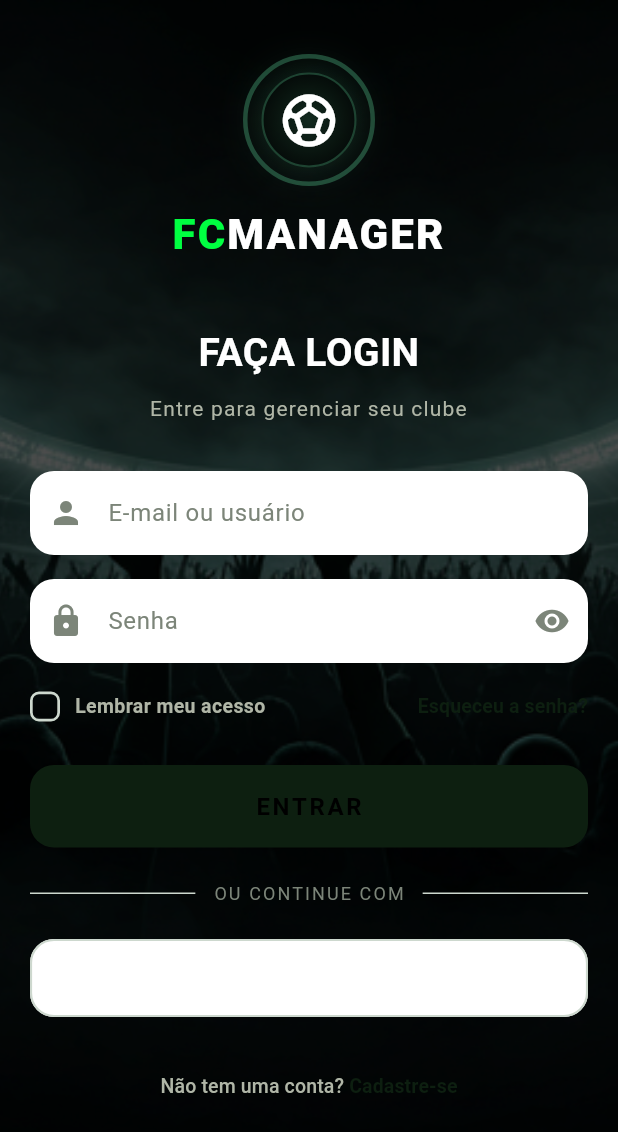
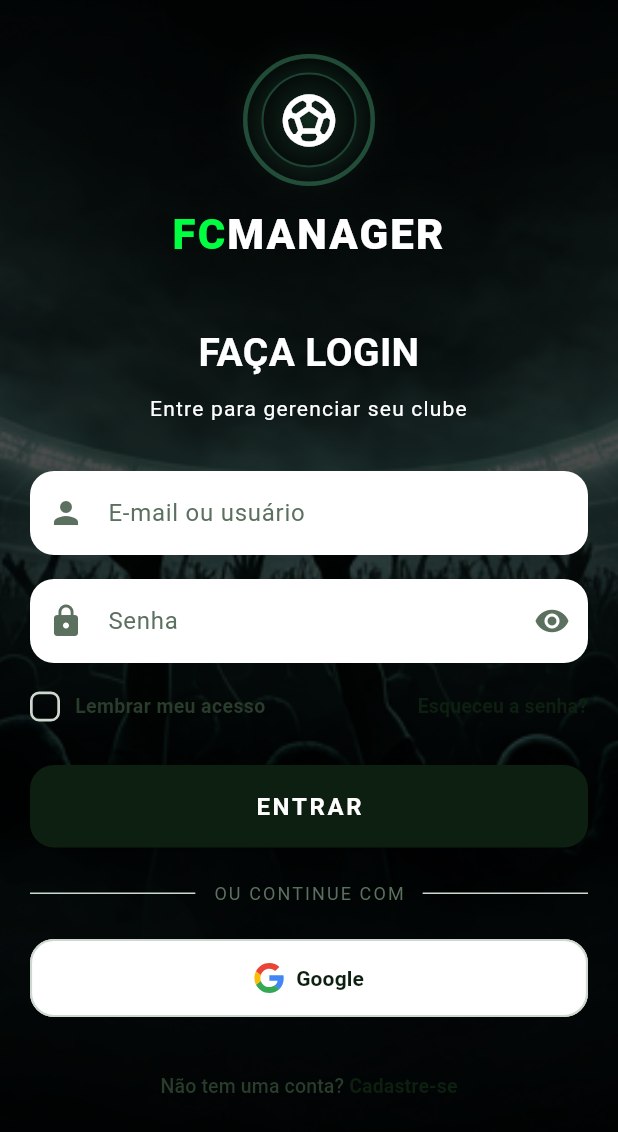
Before and after one commit to adriancostasantiago/appfifamanager, a Flutter app: the screen it shows after launch, on a phone screen of 412 x 824 dp. Shown: the top 1132 px of the screen. Run offline on Flutter 3.47's test engine with Material 3 defaults, Android fonts, the phone set to English and light mode, and no system bars; our stand-ins replace confetti, flutter_svg, shared_preferences.

Commit message:
Adicionado o logo do google e numeracao do mock dos jogadores

```diff
--- a/fifamanager/lib/core/theme/app_theme.dart
+++ b/fifamanager/lib/core/theme/app_theme.dart
@@ -44,6 +44,7 @@ class FCColors extends ThemeExtension<FCColors> {
   final Color orange;
   final Color orangeBg;
   final Color amber;
+  final Color white;
 
   // Shadow / elevation feel
   final List<BoxShadow> cardShadow;
@@ -79,6 +80,7 @@ class FCColors extends ThemeExtension<FCColors> {
     required this.orange,
     required this.orangeBg,
     required this.amber,
+    required this.white,
     required this.cardShadow,
   });
 
@@ -114,6 +116,7 @@ class FCColors extends ThemeExtension<FCColors> {
     Color? orange,
     Color? orangeBg,
     Color? amber,
+    Color? white,
     List<BoxShadow>? cardShadow,
   }) {
     return FCColors(
@@ -147,6 +150,7 @@ class FCColors extends ThemeExtension<FCColors> {
       orange: orange ?? this.orange,
       orangeBg: orangeBg ?? this.orangeBg,
       amber: amber ?? this.amber,
+      white: white ?? this.white,
       cardShadow: cardShadow ?? this.cardShadow,
     );
   }
@@ -185,6 +189,7 @@ class FCColors extends ThemeExtension<FCColors> {
       orange: Color.lerp(orange, other.orange, t)!,
       orangeBg: Color.lerp(orangeBg, other.orangeBg, t)!,
       amber: Color.lerp(amber, other.amber, t)!,
+      white: Color.lerp(white, other.white, t)!,
       cardShadow: t < 0.5 ? cardShadow : other.cardShadow,
     );
   }
@@ -228,6 +233,7 @@ class AppTheme {
     orange: Color(0xFFFFB74D),
     orangeBg: Color(0xFF2A1A05),
     amber: Colors.amber,
+    white: Colors.white,
 
     cardShadow: [],
   );
@@ -276,6 +282,8 @@ class AppTheme {
     orange: Color(0xFFBF6A00), // laranja escuro — legível
     orangeBg: Color(0xFFFFF7E8),
     amber: Color(0xFFB8860B), // âmbar dourado escuro
+
+    white: Colors.white,
 
     cardShadow: [
       BoxShadow(color: Color(0x10163020), blurRadius: 10, offset: Offset(0, 2)),
--- a/fifamanager/lib/models/squad_data.dart
+++ b/fifamanager/lib/models/squad_data.dart
@@ -26,7 +26,7 @@ class PlayerData {
   final int ovr;
   final String? marketValue;
   final String? salary;
-  final int number;
+  final int? number;
 
   /// Quantos anos de contrato o jogador ainda possui (1 a 5).
   final int contractUntil;
@@ -40,7 +40,7 @@ class PlayerData {
     this.marketValue,
     this.salary,
     this.contractUntil = 1,
-    this.number = 10,
+    this.number,
   });
 
   Color get ovrColor {
--- a/fifamanager/lib/pages/auth/login_page.dart
+++ b/fifamanager/lib/pages/auth/login_page.dart
@@ -2,7 +2,7 @@ import 'package:fifamanager/core/theme/app_theme.dart';
 import 'package:flutter/material.dart';
 import 'package:fifamanager/routes/app_routes.dart';
 import 'package:fifamanager/widgets/app_brand_logo.dart';
-import 'package:fifamanager/core/theme/app_colors.dart';
+import 'package:flutter_svg/svg.dart';
 
 class LoginPage extends StatefulWidget {
   const LoginPage({super.key});
@@ -24,7 +24,6 @@ class _LoginPageState extends State<LoginPage> {
         children: [
           Image.asset(
             'assets/splash_bg_new.png',
-            // 'assets/login_bg.png',
             fit: BoxFit.cover,
             color: Colors.black54,
             colorBlendMode: BlendMode.darken,
@@ -91,6 +90,8 @@ class _LoginPageState extends State<LoginPage> {
   }
 }
 
+// ─── SCROLLABLE BODY ─────────────────────────────────────────────────────────
+
 class _ScrollableBody extends StatelessWidget {
   final Widget child;
 
@@ -112,68 +113,32 @@ class _ScrollableBody extends StatelessWidget {
   }
 }
 
-class _LoginBrandHeader extends StatefulWidget {
-  const _LoginBrandHeader();
-
-  @override
-  State<_LoginBrandHeader> createState() => _LoginBrandHeaderState();
-}
-
-class _LoginBrandHeaderState extends State<_LoginBrandHeader> {
-  @override
-  Widget build(BuildContext context) {
-    return Center(
-      child: Column(
-        mainAxisSize: MainAxisSize.min,
-        children: [
-          Icon(Icons.sports_soccer, size: 72, color: context.colors.accent),
-          SizedBox(height: 20),
-          Text(
-            'FC',
-            style: TextStyle(
-              color: context.colors.accent,
-              fontSize: 32,
-              fontWeight: FontWeight.w900,
-              letterSpacing: 1.4,
-            ),
-          ),
-          Text(
-            'MANAGER',
-            style: TextStyle(
-              color: Colors.white,
-              fontSize: 32,
-              fontWeight: FontWeight.w900,
-              letterSpacing: 1.4,
-            ),
-          ),
-        ],
-      ),
-    );
-  }
-}
+// ─── TÍTULO ──────────────────────────────────────────────────────────────────
 
 class _LoginTitle extends StatelessWidget {
   const _LoginTitle();
 
   @override
   Widget build(BuildContext context) {
+    final colors = context.colors;
+
     return Column(
-      children: const [
+      children: [
         Text(
           'FAÇA LOGIN',
           textAlign: TextAlign.center,
           style: TextStyle(
-            color: Colors.white,
+            color: colors.white,
             fontSize: 26,
             fontWeight: FontWeight.bold,
           ),
         ),
-        SizedBox(height: 8),
+        const SizedBox(height: 8),
         Text(
           'Entre para gerenciar seu clube',
           textAlign: TextAlign.center,
           style: TextStyle(
-            color: AppColors.textSecondary,
+            color: colors.white,
             fontSize: 14,
             letterSpacing: 0.8,
           ),
@@ -183,18 +148,22 @@ class _LoginTitle extends StatelessWidget {
   }
 }
 
+// ─── EMAIL ───────────────────────────────────────────────────────────────────
+
 class _EmailField extends StatelessWidget {
   @override
   Widget build(BuildContext context) {
+    final colors = context.colors;
+
     return TextField(
       keyboardType: TextInputType.emailAddress,
-      style: const TextStyle(color: Colors.white),
+      style: TextStyle(color: colors.textPrimary),
       decoration: InputDecoration(
         hintText: 'E-mail ou usuário',
-        hintStyle: const TextStyle(color: AppColors.muted),
+        hintStyle: TextStyle(color: colors.muted),
         filled: true,
-        fillColor: context.colors.card,
-        prefixIcon: const Icon(Icons.person, color: AppColors.muted),
+        fillColor: colors.card,
+        prefixIcon: Icon(Icons.person, color: colors.muted),
         border: OutlineInputBorder(
           borderRadius: BorderRadius.circular(16),
           borderSide: BorderSide.none,
@@ -204,6 +173,8 @@ class _EmailField extends StatelessWidget {
   }
 }
 
+// ─── SENHA ───────────────────────────────────────────────────────────────────
+
 class _PasswordField extends StatelessWidget {
   const _PasswordField({required this.obscureText, required this.onToggle});
 
@@ -212,19 +183,21 @@ class _PasswordField extends StatelessWidget {
 
   @override
   Widget build(BuildContext context) {
+    final colors = context.colors;
+
     return TextField(
       obscureText: obscureText,
-      style: const TextStyle(color: Colors.white),
+      style: TextStyle(color: colors.textPrimary),
       decoration: InputDecoration(
         hintText: 'Senha',
-        hintStyle: const TextStyle(color: AppColors.muted),
+        hintStyle: TextStyle(color: colors.muted),
         filled: true,
-        fillColor: context.colors.card,
-        prefixIcon: const Icon(Icons.lock, color: AppColors.muted),
+        fillColor: colors.card,
+        prefixIcon: Icon(Icons.lock, color: colors.muted),
         suffixIcon: IconButton(
           icon: Icon(
             obscureText ? Icons.visibility : Icons.visibility_off,
-            color: AppColors.muted,
+            color: colors.muted,
           ),
           onPressed: onToggle,
         ),
@@ -237,6 +210,8 @@ class _PasswordField extends StatelessWidget {
   }
 }
 
+// ─── LEMBRAR / ESQUECEU ───────────────────────────────────────────────────────
+
 class _RememberForgotRow extends StatelessWidget {
   const _RememberForgotRow({
     required this.rememberMe,
@@ -248,6 +223,8 @@ class _RememberForgotRow extends StatelessWidget {
 
   @override
   Widget build(BuildContext context) {
+    final colors = context.colors;
+
     return Row(
       children: [
         GestureDetector(
@@ -258,26 +235,22 @@ class _RememberForgotRow extends StatelessWidget {
                 width: 20,
                 height: 20,
                 decoration: BoxDecoration(
-                  color: rememberMe
-                      ? context.colors.accent
-                      : Colors.transparent,
+                  color: rememberMe ? colors.accent : Colors.transparent,
                   borderRadius: BorderRadius.circular(6),
                   border: Border.all(
-                    color: rememberMe
-                        ? context.colors.accent
-                        : context.colors.border,
+                    color: rememberMe ? colors.accent : colors.border,
                     width: 1.8,
                   ),
                 ),
                 child: rememberMe
-                    ? const Icon(Icons.check, size: 16, color: Colors.black)
+                    ? Icon(Icons.check, size: 16, color: colors.onAccent)
                     : null,
               ),
               const SizedBox(width: 10),
-              const Text(
+              Text(
                 'Lembrar meu acesso',
                 style: TextStyle(
-                  color: AppColors.textSecondary,
+                  color: colors.textSecondary,
                   fontSize: 13,
                   fontWeight: FontWeight.w600,
                 ),
@@ -296,7 +269,7 @@ class _RememberForgotRow extends StatelessWidget {
           child: Text(
             'Esqueceu a senha?',
             style: TextStyle(
-              color: context.colors.accent,
+              color: colors.accent,
               fontSize: 13,
               fontWeight: FontWeight.w700,
             ),
@@ -307,6 +280,8 @@ class _RememberForgotRow extends StatelessWidget {
   }
 }
 
+// ─── BOTÃO ENTRAR ─────────────────────────────────────────────────────────────
+
 class _LoginButton extends StatelessWidget {
   const _LoginButton({required this.onPressed});
 
@@ -314,11 +289,13 @@ class _LoginButton extends StatelessWidget {
 
   @override
   Widget build(BuildContext context) {
+    final colors = context.colors;
+
     return ElevatedButton(
       onPressed: onPressed,
       style: ElevatedButton.styleFrom(
-        backgroundColor: context.colors.accent,
-        foregroundColor: Colors.black,
+        backgroundColor: colors.accent,
+        foregroundColor: colors.onAccent,
         padding: const EdgeInsets.symmetric(vertical: 18),
         shape: RoundedRectangleBorder(borderRadius: BorderRadius.circular(16)),
         textStyle: const TextStyle(
@@ -332,46 +309,57 @@ class _LoginButton extends StatelessWidget {
   }
 }
 
+// ─── DIVISOR ──────────────────────────────────────────────────────────────────
+
 class _ContinueWithDivider extends StatelessWidget {
   const _ContinueWithDivider();
 
   @override
   Widget build(BuildContext context) {
+    final colors = context.colors;
+
     return Row(
       children: [
-        Expanded(child: Divider(color: context.colors.border, thickness: 1)),
+        Expanded(child: Divider(color: colors.border, thickness: 1)),
         Padding(
-          padding: EdgeInsets.symmetric(horizontal: 12),
+          padding: const EdgeInsets.symmetric(horizontal: 12),
           child: Text(
             'OU CONTINUE COM',
             style: TextStyle(
-              color: AppColors.muted,
+              color: colors.muted,
               fontSize: 12,
               letterSpacing: 1.4,
             ),
           ),
         ),
-        Expanded(child: Divider(color: context.colors.border, thickness: 1)),
+        Expanded(child: Divider(color: colors.border, thickness: 1)),
       ],
     );
   }
 }
+
+// ─── BOTÃO GOOGLE ─────────────────────────────────────────────────────────────
 
 class _GoogleButton extends StatelessWidget {
   const _GoogleButton();
 
   @override
   Widget build(BuildContext context) {
+    final colors = context.colors;
+
     return OutlinedButton.icon(
       onPressed: () {},
-      icon: const Icon(Icons.g_mobiledata, color: Colors.white),
-      label: const Text(
+      icon: SvgPicture.asset('assets/google_logo.svg', width: 20, height: 20),
+      label: Text(
         'Google',
-        style: TextStyle(color: Colors.white, fontWeight: FontWeight.w700),
+        style: TextStyle(
+          color: colors.textPrimary,
+          fontWeight: FontWeight.w700,
+        ),
       ),
       style: OutlinedButton.styleFrom(
-        side: BorderSide(color: context.colors.border, width: 1.4),
-        backgroundColor: context.colors.card,
+        side: BorderSide(color: colors.border, width: 1.4),
+        backgroundColor: colors.card,
         padding: const EdgeInsets.symmetric(vertical: 16),
         shape: RoundedRectangleBorder(borderRadius: BorderRadius.circular(16)),
       ),
@@ -379,26 +367,27 @@ class _GoogleButton extends StatelessWidget {
   }
 }
 
+// ─── FOOTER CADASTRO ──────────────────────────────────────────────────────────
+
 class _SignupFooter extends StatelessWidget {
   const _SignupFooter();
 
   @override
   Widget build(BuildContext context) {
+    final colors = context.colors;
+
     return Center(
       child: TextButton(
         onPressed: () {},
         child: Text.rich(
           TextSpan(
             text: 'Não tem uma conta? ',
-            style: const TextStyle(
-              color: AppColors.textSecondary,
-              fontSize: 13,
-            ),
+            style: TextStyle(color: colors.textSecondary, fontSize: 13),
             children: [
               TextSpan(
                 text: 'Cadastre-se',
                 style: TextStyle(
-                  color: context.colors.accent,
+                  color: colors.accent,
                   fontWeight: FontWeight.bold,
                 ),
               ),
--- a/fifamanager/lib/pages/squad/squad_page.dart
+++ b/fifamanager/lib/pages/squad/squad_page.dart
@@ -12,7 +12,7 @@ import '../player/sell_player_page.dart';
 import '../player/loan_player_page.dart';
 import '../player/release_player_page.dart';
 
-final SquadData squad = SquadData(
+SquadData squad = SquadData(
   averageOvr: 78.0,
   playerCount: 28,
   totalValue: '€982M',
@@ -28,6 +28,7 @@ final SquadData squad = SquadData(
       marketValue: '€12M',
       salary: '€350K',
       contractUntil: 3,
+      number: 1,
     ),
     PlayerData(
       name: 'Iñaki Peña',
@@ -38,6 +39,7 @@ final SquadData squad = SquadData(
       marketValue: '€5M',
       salary: '€80K',
       contractUntil: 1,
+      number: 13,
     ),
     PlayerData(
       name: 'Ander Astralaga',
@@ -48,6 +50,7 @@ final SquadData squad = SquadData(
       marketValue: '€1M',
       salary: '€15K',
       contractUntil: 2,
+      number: 26,
     ),
 
     // DEFENSORES
@@ -60,6 +63,7 @@ final SquadData squad = SquadData(
       marketValue: '€35M',
       salary: '€220K',
       contractUntil: 1,
+      number: 4,
     ),
     PlayerData(
       name: 'Jules Koundé',
@@ -70,6 +74,7 @@ final SquadData squad = SquadData(
       marketValue: '€55M',
       salary: '€260K',
       contractUntil: 4,
+      number: 23,
     ),
     PlayerData(
       name: 'Alejandro Balde',
@@ -80,6 +85,7 @@ final SquadData squad = SquadData(
       marketValue: '€60M',
       salary: '€240K',
       contractUntil: 3,
+      number: 3,
     ),
     PlayerData(
       name: 'Andreas Christensen',
@@ -90,6 +96,7 @@ final SquadData squad = SquadData(
       marketValue: '€18M',
       salary: '€190K',
       contractUntil: 1,
+      number: 15,
     ),
     PlayerData(
       name: 'Eric García',
@@ -100,6 +107,7 @@ final SquadData squad = SquadData(
       marketValue: '€15M',
       salary: '€110K',
       contractUntil: 2,
+      number: 24,
     ),
     PlayerData(
       name: 'Pau Cubarsí',
@@ -110,6 +118,7 @@ final SquadData squad = SquadData(
       marketValue: '€70M',
       salary: '€90K',
       contractUntil: 5,
+      number: 2,
     ),
     PlayerData(
       name: 'Héctor Fort',
@@ -120,6 +129,7 @@ final SquadData squad = SquadData(
       marketValue: '€10M',
       salary: '€40K',
       contractUntil: 4,
+      number: 32,
     ),
     PlayerData(
       name: 'Gerard Martín',
@@ -130,6 +140,7 @@ final SquadData squad = SquadData(
       marketValue: '€8M',
       salary: '€35K',
       contractUntil: 2,
+      number: 35,
     ),
 
     // MEIAS
@@ -142,6 +153,7 @@ final SquadData squad = SquadData(
       marketValue: '€90M',
       salary: '€280K',
       contractUntil: 3,
+      number: 8,
     ),
     PlayerData(
       name: 'Frenkie de Jong',
@@ -152,6 +164,7 @@ final SquadData squad = SquadData(
       marketValue: '€65M',
       salary: '€300K',
       contractUntil: 1,
+      number: 21,
     ),
     PlayerData(
       name: 'Gavi',
@@ -162,6 +175,7 @@ final SquadData squad = SquadData(
       marketValue: '€80M',
       salary: '€220K',
       contractUntil: 5,
+      number: 6,
     ),
     PlayerData(
       name: 'Dani Olmo',
@@ -172,6 +186,7 @@ final SquadData squad = SquadData(
       marketValue: '€50M',
       salary: '€200K',
       contractUntil: 4,
+      number: 20,
     ),
     PlayerData(
       name: 'Fermín López',
@@ -182,6 +197,7 @@ final SquadData squad = SquadData(
       marketValue: '€40M',
       salary: '€95K',
       contractUntil: 4,
+      number: 16,
     ),
     PlayerData(
       name: 'Marc Casadó',
@@ -192,6 +208,7 @@ final SquadData squad = SquadData(
       marketValue: '€25M',
       salary: '€60K',
       contractUntil: 3,
+      number: 17,
     ),
     PlayerData(
       name: 'Pablo Torre',
@@ -202,6 +219,7 @@ final SquadData squad = SquadData(
       marketValue: '€12M',
       salary: '€45K',
       contractUntil: 2,
+      number: 14,
     ),
     PlayerData(
       name: 'Oriol Romeu',
@@ -212,6 +230,7 @@ final SquadData squad = SquadData(
       marketValue: '€4M',
       salary: '€85K',
       contractUntil: 1,
+      number: 18,
     ),
     PlayerData(
       name: 'Noah Darvich',
@@ -222,6 +241,7 @@ final SquadData squad = SquadData(
       marketValue: '€6M',
       salary: '€20K',
       contractUntil: 2,
+      number: 28,
     ),
     PlayerData(
       name: 'Unai Hernández',
@@ -232,6 +252,7 @@ final SquadData squad = SquadData(
       marketValue: '€3M',
       salary: '€12K',
       contractUntil: 1,
+      number: 36,
     ),
 
     // ATACANTES
@@ -244,6 +265,7 @@ final SquadData squad = SquadData(
       marketValue: '€15M',
       salary: '€340K',
       contractUntil: 1,
+      number: 9,
     ),
     PlayerData(
       name: 'Raphinha',
@@ -254,6 +276,7 @@ final SquadData squad = SquadData(
       marketValue: '€70M',
       salary: '€230K',
       contractUntil: 2,
+      number: 11,
     ),
     PlayerData(
       name: 'Lamine Yamal',
@@ -264,6 +287,7 @@ final SquadData squad = SquadData(
       marketValue: '€150M',
       salary: '€150K',
       contractUntil: 5,
+      number: 19,
     ),
     PlayerData(
       name: 'Ferran Torres',
@@ -274,6 +298,7 @@ final SquadData squad = SquadData(
       marketValue: '€30M',
       salary: '€180K',
       contractUntil: 2,
+      number: 7,
     ),
     PlayerData(
       name: 'Ansu Fati',
@@ -284,6 +309,7 @@ final SquadData squad = SquadData(
       marketValue: '€20M',
       salary: '€140K',
       contractUntil: 2,
+      number: 10,
     ),
     PlayerData(
       name: 'Pau Víctor',
@@ -294,6 +320,7 @@ final SquadData squad = SquadData(
       marketValue: '€8M',
       salary: '€30K',
       contractUntil: 3,
+      number: 25,
     ),
     PlayerData(
       name: 'Vitor Roque',
@@ -304,6 +331,7 @@ final SquadData squad = SquadData(
       marketValue: '€25M',
       salary: '€55K',
       contractUntil: 4,
+      number: 27,
     ),
   ],
 );
--- a/fifamanager/pubspec.yaml
+++ b/fifamanager/pubspec.yaml
@@ -12,6 +12,8 @@ dependencies:
     sdk: flutter
 
   shared_preferences: ^2.5.3
+  google_sign_in: ^7.2.0
+  flutter_svg: ^2.3.0
 
   confetti: ^0.8.0
   cupertino_icons: ^1.0.8
@@ -56,3 +58,4 @@ flutter:
     - assets/images/shirt/shirt_10.png
     - assets/images/shirt/shirt_11.png
     - assets/images/shirt/shirt_12.png
+    - assets/google_logo.svg
```
Also changed, not shown: fifamanager/lib/pages/squad/tactical_board_page.dart (+47 -13 lines), fifamanager/assets/google_logo.svg (added).
